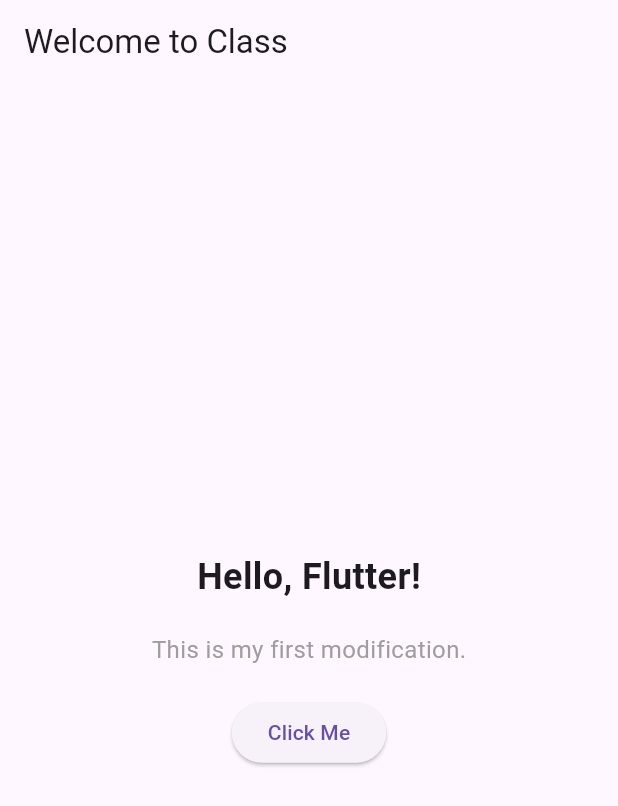
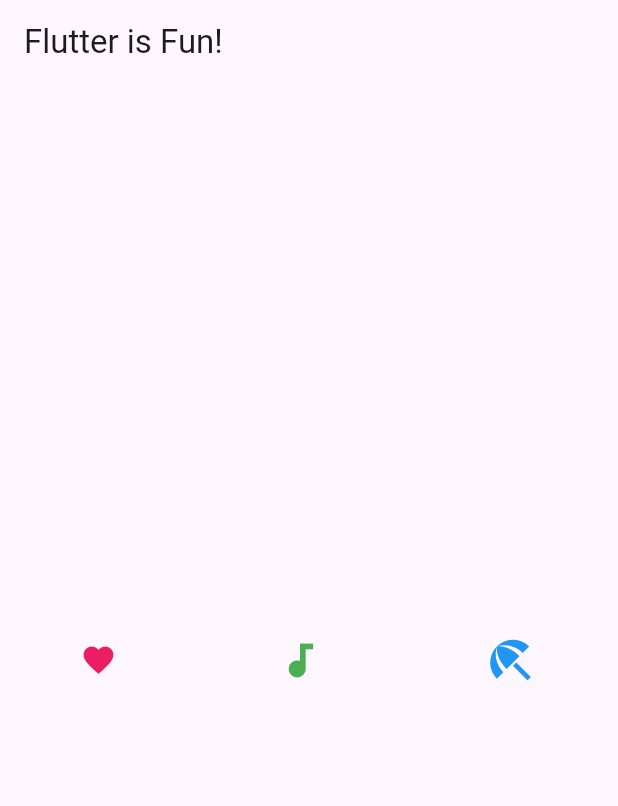
Before and after one commit to Tmaku18/cw01, a Flutter app: the screen it shows after launch, on a phone screen of 412 x 824 dp. Shown: the top 806 px of the screen. Run offline on Flutter 3.47's test engine with Material 3 defaults, Android fonts, the phone set to English and light mode, and no system bars.

Commit message:
modified main, added 3 icons
changed main to fit the master branch and added the example code of icons to test the functionality

```diff
--- a/team_app/lib/main.dart
+++ b/team_app/lib/main.dart
@@ -1,7 +1,4 @@
-// main.dart - STARTER CODE
-// GitHub Collaborative Activity: Flutter Team Challenge
-// Replace your entire lib/main.dart file with this code
-
+// main.dart
 import 'package:flutter/material.dart';
 
 // The main entry point of the app
@@ -13,15 +10,11 @@ class MyApp extends StatelessWidget {
   @override
   Widget build(BuildContext context) {
     return MaterialApp(
-      // TIP: The MaterialApp wraps your whole app and sets theme + navigation.
-      // Only edit text/colors below unless instructed otherwise.
       // TASK 1: Change the title of the app
-      // 👉 Replace the string below with your own app title (example: 'Flutter Team Challenge').
-      title: 'My First Flutter App',
+      title: 'My Amazing App',
       theme: ThemeData(
-        // TASK 2: Change the primary swatch color
-        // 👉 Pick one Material color from Colors (example: Colors.red, Colors.green, Colors.purple).
-        primarySwatch: Colors.blue,
+        // TASK 2: Change the primary swatch color (try Colors.red, Colors.green)
+        primarySwatch: Colors.red,
       ),
       home: HomePage(),
     );
@@ -32,69 +25,38 @@ class HomePage extends StatelessWidget {
   @override
   Widget build(BuildContext context) {
     return Scaffold(
-      // TIP: Scaffold gives you a page layout with appBar + body.
       appBar: AppBar(
         // TASK 3: Change the text in the top bar
-        // 👉 Replace the AppBar title text with your team name or app name.
-        title: Text('Welcome to Class'),
+        title: Text('Flutter is Fun!'),
       ),
       body: Center(
         child: Column(
           mainAxisAlignment: MainAxisAlignment.center,
-          children: <Widget>[
-            // TIP: Widgets appear in order from top to bottom.
-            // If something doesn't show, make sure commas and parentheses match.
-            // TASK 4: Change the main text below
-            // 👉 Update this main headline to describe your app.
-            Text(
-              'Hello, Flutter!',
-              style: TextStyle(fontSize: 24, fontWeight: FontWeight.bold),
+          children: [
+            const Row(
+              mainAxisAlignment: MainAxisAlignment.spaceAround,
+              children: <Widget>[
+                Icon(
+                  Icons.favorite,
+                  color: Colors.pink,
+                  size: 24.0,
+                  semanticLabel: 'Text to announce in accessibility modes',
+                ),
+                Icon(
+                  Icons.audiotrack,
+                  color: Colors.green,
+                  size: 30.0,
+                ),
+                Icon(
+                  Icons.beach_access,
+                  color: Colors.blue,
+                  size: 36.0,
+                ),
+              ],
             ),
-            SizedBox(height: 20), // Adds space between widgets
-            // TASK 5: Change the subtitle text
-            // 👉 Update this smaller subtitle with a brief description.
-            Text(
-              'This is my first modification.',
-              style: TextStyle(fontSize: 16, color: Colors.grey),
-            ),
-            SizedBox(height: 20),
-            ElevatedButton(
-              // TIP: onPressed runs when the button is tapped.
-              onPressed: () {
-                print('Button Clicked!');
-              },
-              // TASK 6: Change the text on the button
-              // 👉 Replace the button text with an action label (example: 'Show Info').
-              child: Text('Click Me'),
-            ),
-            // TASK 7: Add a new Text widget below (after this comment)
-            // 👉 Add a new Text widget here. Example:
-            // Text('Created by: [Your Name]')
-            // Tip: Use a smaller font or italic style for a signature line.
-            // Example with styling:
-            // Text(
-            //   'Created by: [Your Name]",
-            //   style: TextStyle(fontSize: 12, fontStyle: FontStyle.italic, color: Colors.grey),
-            // ),
           ],
         ),
       ),
     );
   }
 }
-
-// TASK 8: Modify the ElevatedButton above to add custom styling
-// Add this inside the ElevatedButton (after child parameter):
-// style: ElevatedButton.styleFrom(
-//   backgroundColor: Colors.green,
-// ),
-// 👉 Example full snippet:
-// ElevatedButton(
-//   onPressed: () {},
-//   child: Text('Click Me'),
-//   style: ElevatedButton.styleFrom(
-//     backgroundColor: Colors.green,
-//     foregroundColor: Colors.white,
-//   ),
-// ),
-// TIP: Keep the button inside the Column so it shows in the center.
```
